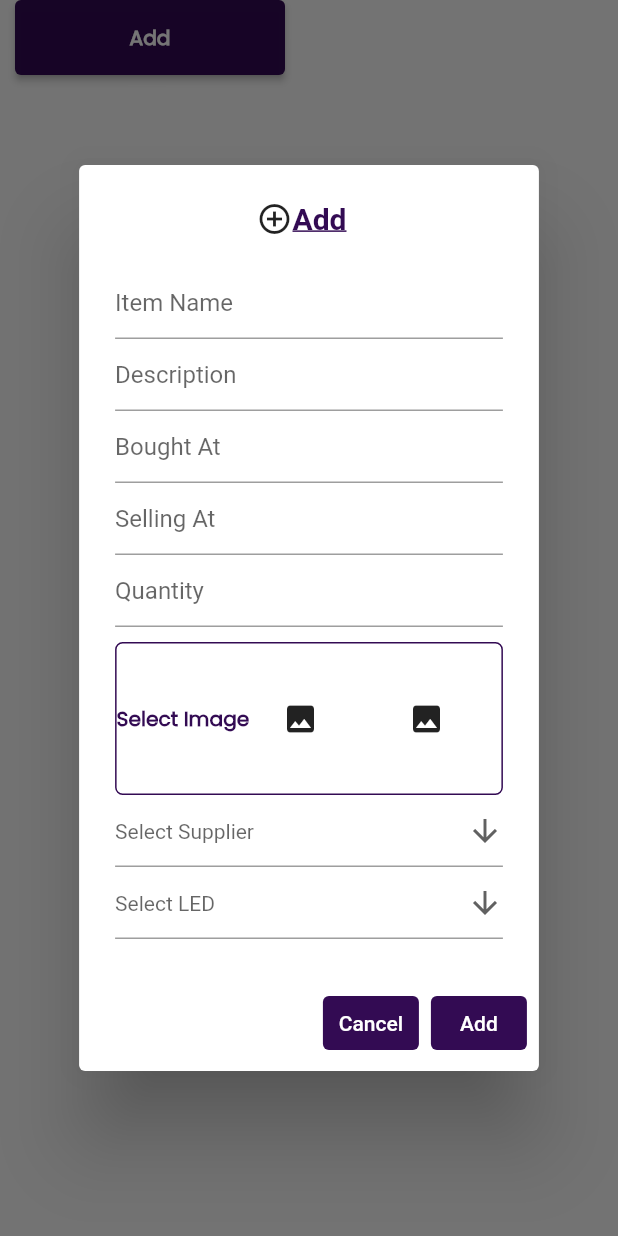
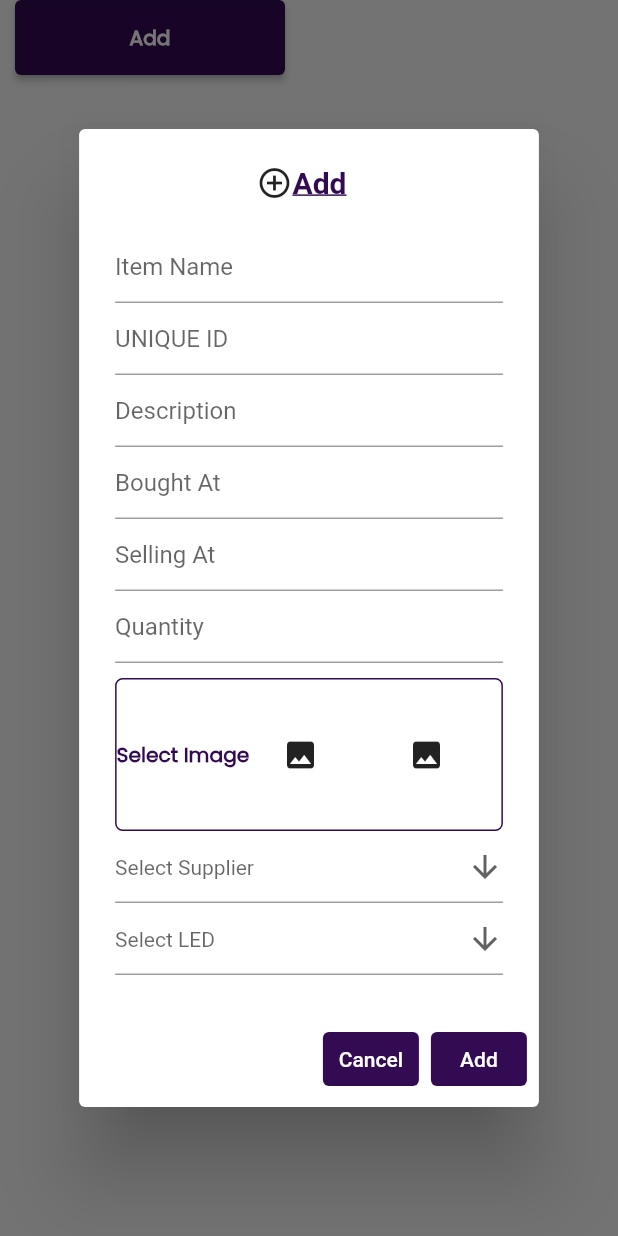
Before and after one commit to andrew21-mch/inventory_localization_flutter, a Flutter app: the MyForm widget shown alone on an empty page, opened directly, after a tap on "Add", on a phone screen of 412 x 824 dp. Run offline on Flutter 3.47's test engine with Material 2 defaults, Android fonts, the phone set to English and light mode, and no system bars; our stand-ins replace charts_flutter, file_picker, flutter_riverpod, get, google_fonts, image_picker and 1 more; accounts and stored records are empty; network calls fail.

Commit message:
update: add identifier

```diff
--- a/lib/providers/itemProvider.dart
+++ b/lib/providers/itemProvider.dart
@@ -25,11 +25,13 @@ class ItemProvider extends ChangeNotifier {
 
   Future<bool> addItem({required String name,
     required String description,
+    required String uniqueIdentifier,
     required String cost,
     required String price,
     required String quantity,
     required String location,
-    required String supplierId,
+    //supplierId is the id of the supplier which can be null
+    String? supplierId,
     String? imageUri,
 
   }) async {
@@ -45,6 +47,7 @@ class ItemProvider extends ChangeNotifier {
     };
     final body = {
       'name': name,
+      'unique_identifier': uniqueIdentifier,
       'description': description,
       'cost_price_per_unit': cost, // 'cost' is 'price_per_unit
       'price_per_unit': price,
--- a/lib/screens/modals/add_item_form.dart
+++ b/lib/screens/modals/add_item_form.dart
@@ -72,6 +72,7 @@ class _MyFormState extends State<MyForm> {
 
   final formKey = GlobalKey<FormState>();
   TextEditingController nameController = TextEditingController();
+  TextEditingController uniqueIdentifierController = TextEditingController();
   TextEditingController costPriceController = TextEditingController();
   TextEditingController sellingPriceController = TextEditingController();
   TextEditingController quantityController = TextEditingController();
@@ -82,6 +83,7 @@ class _MyFormState extends State<MyForm> {
 
   clearInput() {
     nameController.clear();
+    uniqueIdentifierController.clear();
     costPriceController.clear();
     sellingPriceController.clear();
     quantityController.clear();
@@ -169,6 +171,12 @@ class _MyFormState extends State<MyForm> {
                             controller: nameController,
                             decoration: const InputDecoration(
                               hintText: 'Item Name',
+                            ),
+                          ),
+                          TextFormField(
+                            controller: uniqueIdentifierController,
+                            decoration: const InputDecoration(
+                              hintText: 'UNIQUE ID',
                             ),
                           ),
                           TextFormField(
@@ -344,6 +352,7 @@ class _MyFormState extends State<MyForm> {
 
                           if (await ItemProvider().addItem(
                             name: nameController.text,
+                            uniqueIdentifier: uniqueIdentifierController.text,
                             description: descriptionController.text,
                             cost: costPriceController.text,
                             price: sellingPriceController.text,
```
